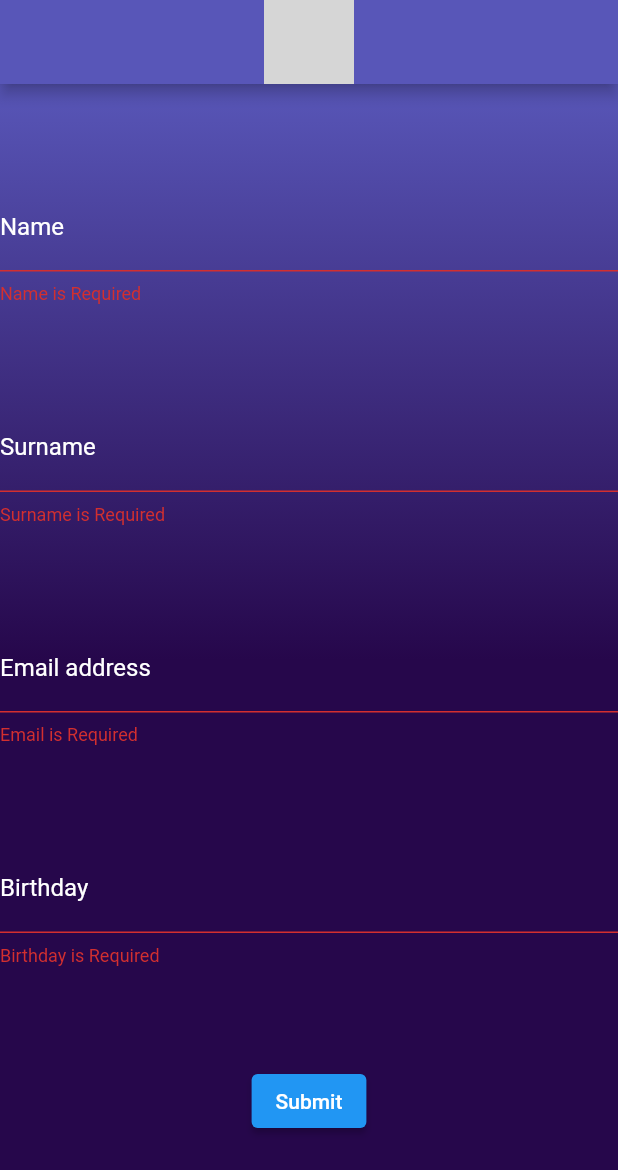
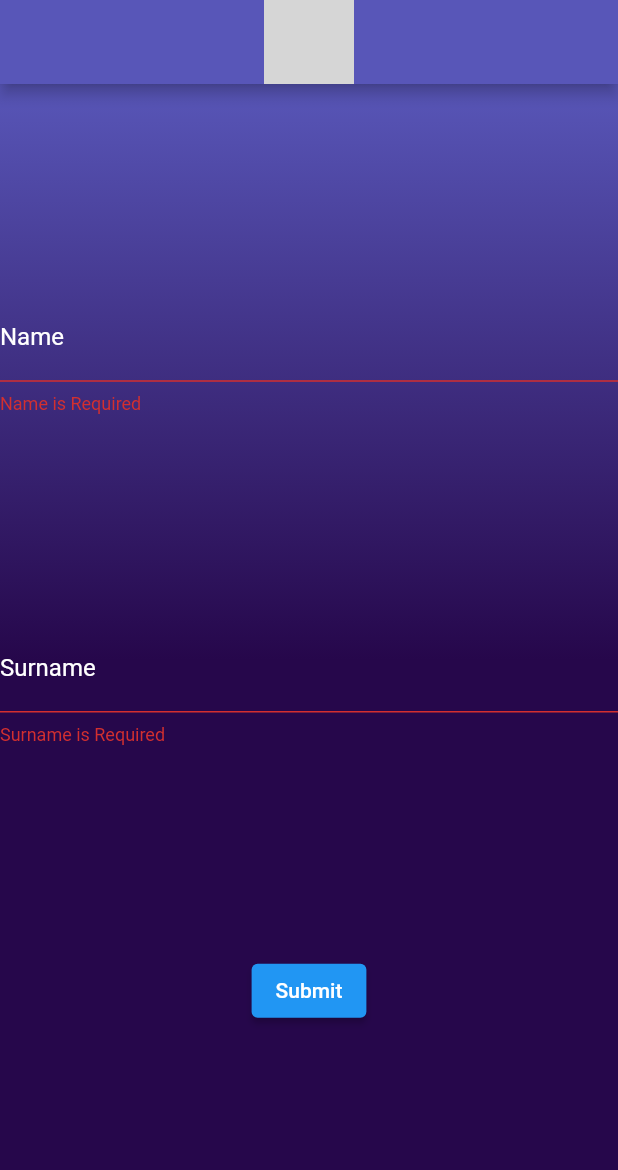
Before and after one commit to furlanivir/redis, a Flutter app: the ProfileScreen screen opened directly, after a tap on "Submit", on a phone screen of 412 x 824 dp. Shown: the top 1170 px of the screen. Run offline on Flutter 3.47's test engine with Material 2 defaults, Android fonts, the phone set to English and light mode, and no system bars; grey boxes are pictures that could not be loaded.

Commit message:
ProfileScreen changes: improve personal information + new settings

```diff
--- a/redis/lib/main.dart
+++ b/redis/lib/main.dart
@@ -1,6 +1,5 @@
 import 'package:flutter/material.dart';
 import 'package:redis/screens/HomePage.dart';
-//import 'package:redis_01/screens/HomePage.dart';
 import 'package:redis/screens/LoginPage.dart';
 import 'package:redis/screens/Settings.dart';
 
--- a/redis/lib/screens/Profile.dart
+++ b/redis/lib/screens/Profile.dart
@@ -2,11 +2,12 @@ import 'package:flutter/material.dart';
 import 'package:redis/screens/Settings.dart';
 import 'Settings.dart';
 import 'LoginPage.dart';
-import 'ProfileResult.dart';
-import 'ProfileModel.dart';
 
 class ProfileScreen extends StatefulWidget{
-  const ProfileScreen({super.key});
+  String? name;
+  String? surname;
+  ProfileScreen({this.name,this.surname});
+  //const ProfileScreen({super.key});
 
   @override
   State<StatefulWidget> createState(){
@@ -15,12 +16,22 @@ class ProfileScreen extends StatefulWidget{
 }
 
 class ProfileScreenState extends State<ProfileScreen>{
-  final GlobalKey<FormState> _formKey = GlobalKey<FormState>();
+  TextEditingController nameController = TextEditingController();
+  TextEditingController surnameController = TextEditingController();
+  final GlobalKey<FormState> _formKey=GlobalKey<FormState>();
 
-  Model model=Model(name: '', surname: '', mail: '', birth: '');
+  @override
+  void initState(){
+    super.initState();
+
+    // settare valori iniziali se forniti ???
+    nameController.text=widget.name ?? '';
+    surnameController.text = widget.surname ?? '';
+  }
 
   Widget _buildName(){
     return TextFormField(
+      controller: nameController,
       cursorColor: Colors.white,
       style: const TextStyle(color: Colors.white),
       decoration: InputDecoration(
@@ -39,14 +50,12 @@ class ProfileScreenState extends State<ProfileScreen>{
         }
         return null;
       },
-      onSaved: (value){
-        model.name=value!;
-      }
     );
   } //buildName
 
   Widget _buildSurname(){
     return TextFormField(
+      controller: surnameController,
       cursorColor: Colors.white,
       style: const TextStyle(color: Colors.white),
       decoration: InputDecoration(
@@ -65,67 +74,13 @@ class ProfileScreenState extends State<ProfileScreen>{
         }
         return null;
       },
-      onSaved: (value){
-        model.surname=value!;
-      }
     );
   } //buildSurname
 
-  Widget _buildMail(){
-    return TextFormField(
-      cursorColor: Colors.white,
-      style: const TextStyle(color: Colors.white),
-      decoration: InputDecoration(
-        labelText: 'Email address',
-        labelStyle: const TextStyle(color: Colors.white),
-        focusedBorder: const UnderlineInputBorder(
-          borderSide: BorderSide(color: Colors.white)
-        ),
-        enabledBorder: OutlineInputBorder(
-          borderRadius: BorderRadius.circular(25.0),
-          borderSide: const BorderSide(color: Colors.white),
-        ),),
-      validator: (value) {
-        if(value!.isEmpty){
-          return 'Email is Required';
-        }
-        return null;
-      },
-      onSaved: (value){
-        model.mail=value!;
-        }
-    );
-  } //buildName
-
-    Widget _buildBday(){
-    return TextFormField(
-      cursorColor: Colors.white,
-      style: const TextStyle(color: Colors.white),
-      decoration: InputDecoration(
-        labelText: 'Birthday',
-        labelStyle: const TextStyle(color: Colors.white),
-        focusedBorder: const UnderlineInputBorder(
-          borderSide: BorderSide(color: Colors.white)
-        ),
-        enabledBorder: OutlineInputBorder(
-          borderRadius: BorderRadius.circular(25.0),
-          borderSide: const BorderSide(color: Colors.white),
-        ),),
-      validator: (value) {
-        if(value!.isEmpty){
-          return 'Birthday is Required';
-        }
-        return null;
-      },
-      onSaved: (value){
-        model.birth=value!;
-        }
-    );
-  } //bui
-
   @override
-
   Widget build(BuildContext context){
+    String name=nameController.text;
+    String surname=surnameController.text;
     return Scaffold(
       appBar: AppBar(
         backgroundColor: const Color.fromRGBO(88, 86, 184, 1),
@@ -152,15 +107,19 @@ class ProfileScreenState extends State<ProfileScreen>{
               children: <Widget>[
                 _buildName(),
                 _buildSurname(),
-                _buildMail(),
-                _buildBday(),
+                //_buildMail(),
+                //_buildBday(),
                 ElevatedButton(onPressed: ()=>{
-                  //
+                  name = nameController.text,
+                  surname = surnameController.text,
                   if(_formKey.currentState!.validate()){
                     _formKey.currentState!.save(),
                     Navigator.of(context).pushReplacement(
                     MaterialPageRoute(
-                      builder: (context)=>Result(model: this.model))
+                      builder: (context)=>SettingsScreen(
+                        name: name,
+                        surname: surname,
+                      ))
                   )
                   },
                 }, child: const Text('Submit'),
--- a/redis/lib/screens/ProfileModel.dart
+++ /dev/null
@@ -1,9 +0,0 @@
-import 'package:flutter/material.dart';
-class Model{
-  String name;
-  String surname;
-  String mail;
-  String birth;
-
-  Model({required this.name,required this.surname,required this.mail,required this.birth});
-}
```
Also changed, not shown: redis/lib/screens/ProfileResult.dart (deleted, +0 -103 lines), redis/lib/screens/Settings.dart (+91 -47 lines), redis/lib/screens/Results.dart (deleted), 5 other files.
